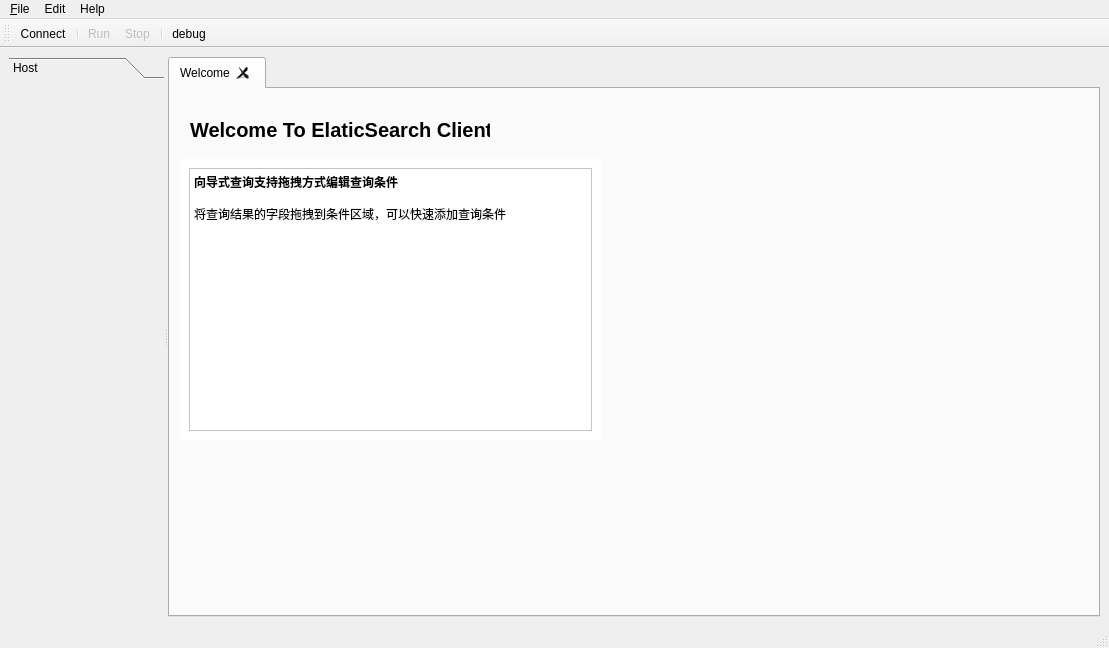
This is ui/ui_main_window.ui in dexter9000/GenieReed as Qt 5 draws it before an edit. The edited form follows.
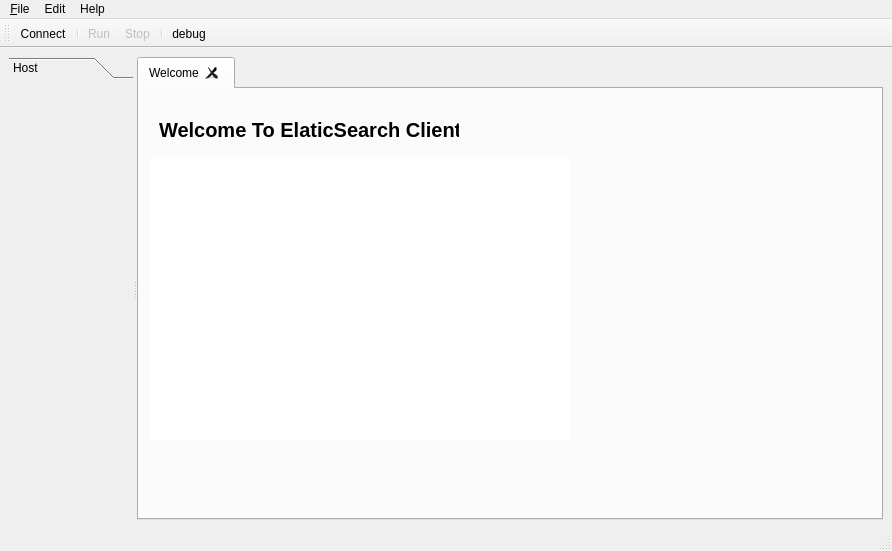
This is the edited form. The open tabs and pages were chosen to show the change. Icons and pictures are not drawn.

```diff
--- a/ui/ui_main_window.ui
+++ b/ui/ui_main_window.ui
@@ -9,8 +9,8 @@
    <rect>
     <x>0</x>
     <y>0</y>
-    <width>1109</width>
-    <height>648</height>
+    <width>892</width>
+    <height>551</height>
    </rect>
   </property>
   <property name="windowTitle">
@@ -75,8 +75,8 @@
          <rect>
           <x>0</x>
           <y>0</y>
-          <width>165</width>
-          <height>542</height>
+          <width>132</width>
+          <height>445</height>
          </rect>
         </property>
         <attribute name="label">
@@ -198,6 +198,7 @@
            </item>
           </layout>
          </widget>
+         <widget class="QWidget" name="page"/>
         </widget>
        </widget>
       </widget>
@@ -210,7 +211,7 @@
     <rect>
      <x>0</x>
      <y>0</y>
-     <width>1109</width>
+     <width>892</width>
      <height>20</height>
     </rect>
    </property>
```
